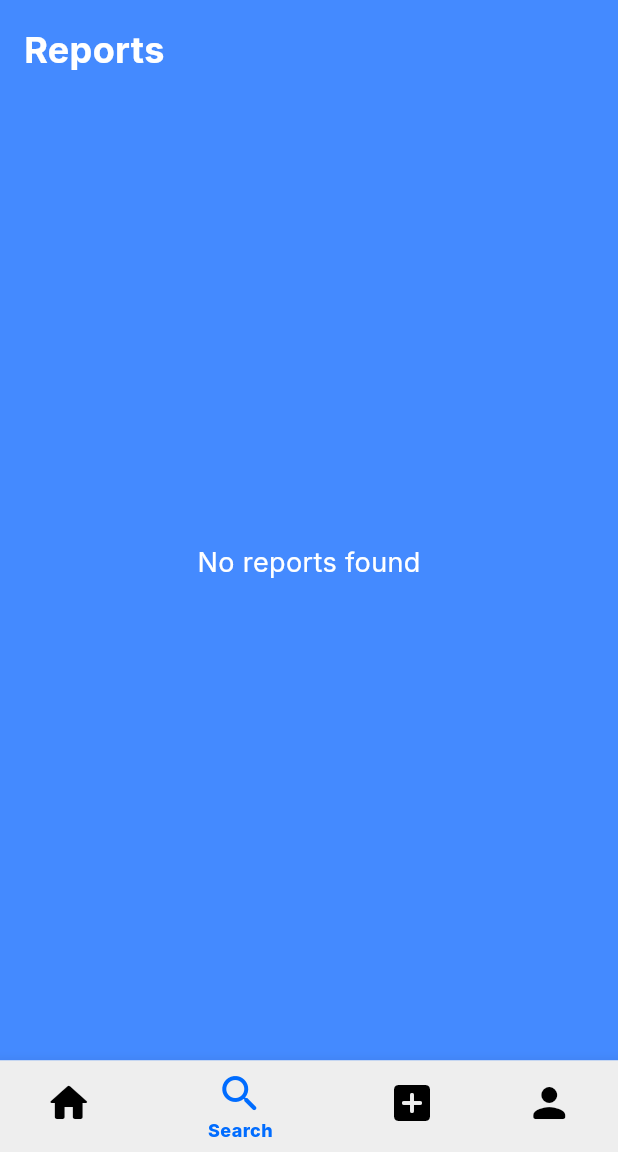
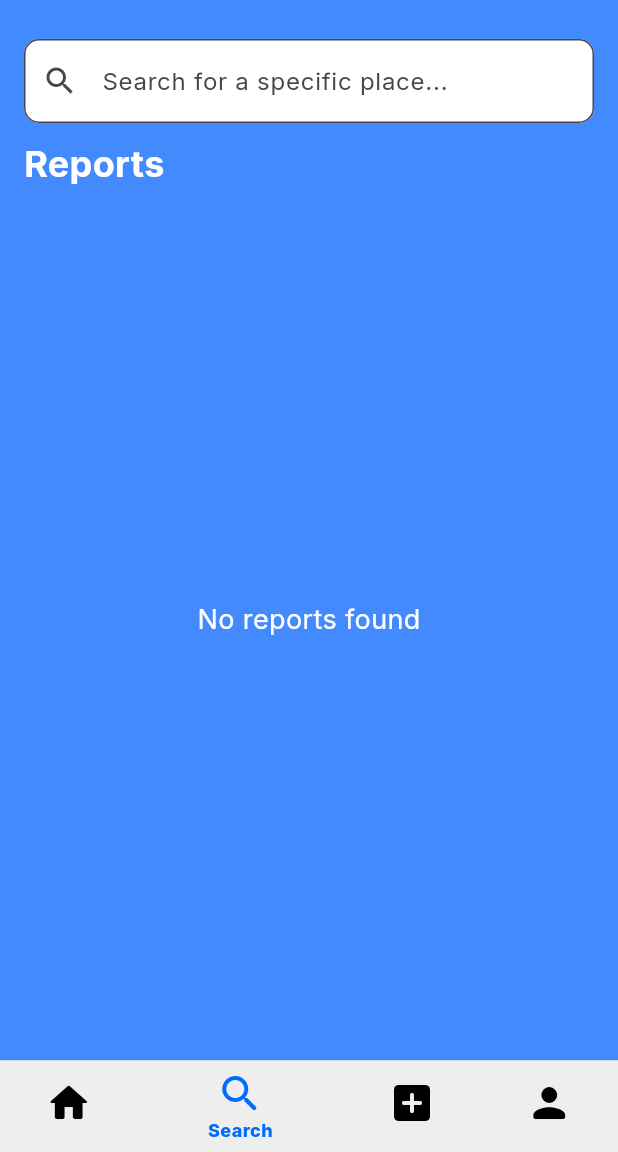
Before and after one commit to simaopsbarbosa/Inclui, a Flutter app: the screen it shows after launch, item 2 of the bottom bar chosen, on a phone screen of 412 x 824 dp, the part 84-1236 px from its top. Run offline on Flutter 3.47's test engine with Material 3 defaults, Android fonts, the light colour scheme and no system bars; our stand-ins replace firebase_auth, firebase_core, firebase_database, geolocator, google_fonts; accounts and stored records are empty; generated files the repository leaves out were written again.

Commit message:
Search Bar

```diff
--- a/src/inclui/lib/main.dart
+++ b/src/inclui/lib/main.dart
@@ -227,6 +227,8 @@ class SearchPage extends StatefulWidget {
 class _SearchPageState extends State<SearchPage> {
   final DatabaseReference _database = FirebaseDatabase.instance.ref();
   List<Map<String, dynamic>> _reports = [];
+  TextEditingController _searchController = TextEditingController();
+  String _searchQuery = '';
 
   @override
   void initState() {
@@ -281,6 +283,29 @@ class _SearchPageState extends State<SearchPage> {
         child: Column(
           crossAxisAlignment: CrossAxisAlignment.start,
           children: [
+
+            SizedBox(height:10),
+
+            TextField(
+              controller: _searchController,
+              decoration: InputDecoration(
+                hintText: 'Search for a specific place...',
+                prefixIcon: Icon(Icons.search),
+                filled: true,
+                fillColor: Colors.white,
+                border: OutlineInputBorder(
+                  borderRadius: BorderRadius.circular(10),
+                ),
+              ),
+              onChanged: (value) {
+                setState(() {
+                  _searchQuery = value;
+                });
+              },
+            ),
+
+            SizedBox(height:10),
+
             Row(
               mainAxisAlignment: MainAxisAlignment.spaceBetween,
               children: [
```
